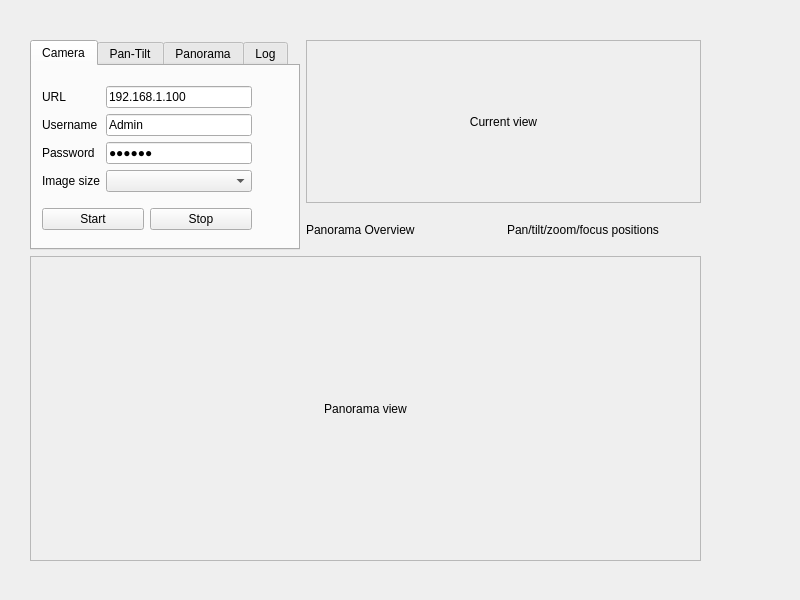
Qt form controller2.ui (borevitzlab/Gigavision) before a commit.
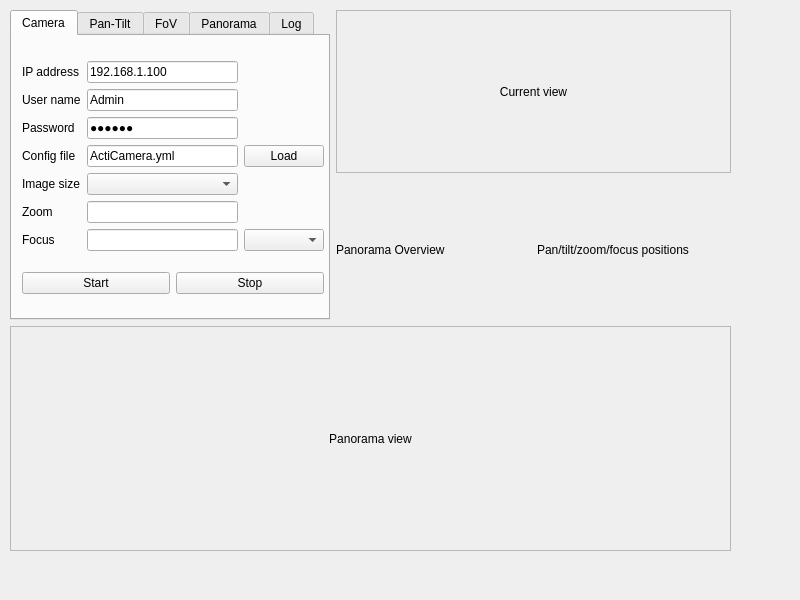
The same form after that commit.

Commit message: Added mouse interaction, camera config loading

Patch:
```diff
--- a/controller2.ui
+++ b/controller2.ui
@@ -17,10 +17,10 @@
    <widget class="QWidget" name="verticalLayoutWidget">
     <property name="geometry">
      <rect>
-      <x>30</x>
-      <y>40</y>
-      <width>671</width>
-      <height>521</height>
+      <x>10</x>
+      <y>10</y>
+      <width>721</width>
+      <height>541</height>
      </rect>
     </property>
     <layout class="QVBoxLayout" name="verticalLayout">
@@ -36,14 +36,14 @@
          </property>
          <property name="minimumSize">
           <size>
-           <width>250</width>
-           <height>210</height>
+           <width>320</width>
+           <height>310</height>
           </size>
          </property>
          <property name="maximumSize">
           <size>
-           <width>270</width>
-           <height>210</height>
+           <width>320</width>
+           <height>310</height>
           </size>
          </property>
          <property name="currentIndex">
@@ -61,27 +61,34 @@
             <rect>
              <x>10</x>
              <y>10</y>
-             <width>210</width>
-             <height>165</height>
+             <width>302</width>
+             <height>264</height>
             </rect>
            </property>
            <layout class="QVBoxLayout" name="verticalLayout_4">
             <item>
-             <layout class="QGridLayout" name="gridLayout_3">
+             <layout class="QGridLayout" name="gridLayout_3" rowstretch="0,0,0,0,0,0,0,0" rowminimumheight="0,0,0,0,0,0,0,0">
               <property name="sizeConstraint">
                <enum>QLayout::SetFixedSize</enum>
               </property>
+              <item row="3" column="2">
+               <widget class="QPushButton" name="pushButtonLoadCameraConfigFile">
+                <property name="text">
+                 <string>Load</string>
+                </property>
+               </widget>
+              </item>
               <item row="0" column="0">
                <widget class="QLabel" name="label_5">
                 <property name="text">
-                 <string>URL</string>
+                 <string>IP address</string>
                 </property>
                </widget>
               </item>
               <item row="1" column="0">
                <widget class="QLabel" name="label_6">
                 <property name="text">
-                 <string>Username</string>
+                 <string>User name</string>
                 </property>
                </widget>
               </item>
@@ -125,16 +132,53 @@
                 </property>
                </widget>
               </item>
-              <item row="3" column="0">
+              <item row="4" column="0">
                <widget class="QLabel" name="label_3">
                 <property name="text">
                  <string>Image size</string>
                 </property>
                </widget>
               </item>
-              <item row="3" column="1">
+              <item row="4" column="1">
                <widget class="QComboBox" name="comboBoxImageSize"/>
               </item>
+              <item row="3" column="0">
+               <widget class="QLabel" name="label_4">
+                <property name="text">
+                 <string>Config file</string>
+                </property>
+               </widget>
+              </item>
+              <item row="5" column="0">
+               <widget class="QLabel" name="label_11">
+                <property name="text">
+                 <string>Zoom</string>
+                </property>
+               </widget>
+              </item>
+              <item row="3" column="1">
+               <widget class="QLineEdit" name="lineEditConfigFilename">
+                <property name="text">
+                 <string>ActiCamera.yml</string>
+                </property>
+               </widget>
+              </item>
+              <item row="5" column="1">
+               <widget class="QLineEdit" name="lineEditZoom"/>
+              </item>
+              <item row="6" column="0">
+               <widget class="QLabel" name="label_12">
+                <property name="text">
+                 <string>Focus</string>
+                </property>
+               </widget>
+              </item>
+              <item row="6" column="1">
+               <widget class="QLineEdit" name="lineEditFocus"/>
+              </item>
+              <item row="6" column="2">
+               <widget class="QComboBox" name="comboBoxFocusMode"/>
+              </item>
              </layout>
             </item>
             <item>
@@ -251,6 +295,11 @@
            </layout>
           </widget>
          </widget>
+         <widget class="QWidget" name="tab_5">
+          <attribute name="title">
+           <string>FoV</string>
+          </attribute>
+         </widget>
          <widget class="QWidget" name="tab_3">
           <attribute name="title">
            <string>Panorama</string>
```
Left out of the diff: 13 changed lines with no effect on the pictures. The commit also changes 1 other file.
